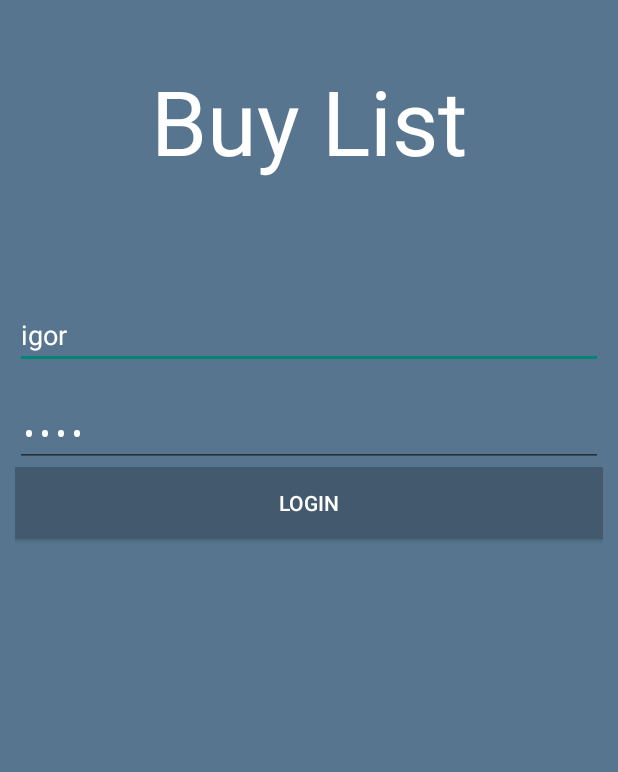
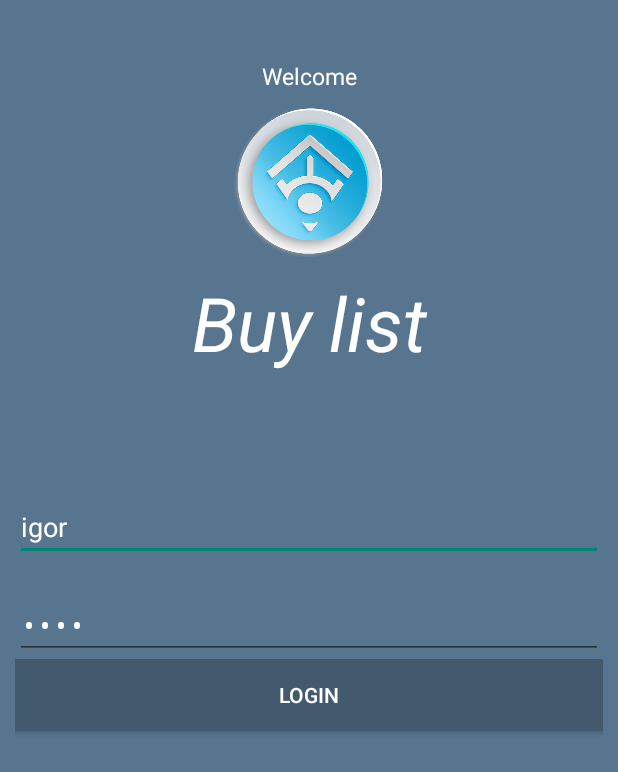
Before and after one commit to igortavares82/buylist.android, an Android app: the screen it shows after launch (Login), on a phone screen of 412 x 824 dp. Shown: the top 772 px of the screen. Run offline under Robolectric (Android 15) with nearby library versions, the phone set to English and light mode, and no system bars; our stand-ins replace Volley.

Commit message:
Alterações na tela de login

```diff
--- a/src/main/AndroidManifest.xml
+++ b/src/main/AndroidManifest.xml
@@ -7,7 +7,7 @@
 
     <application
         android:allowBackup="true"
-        android:icon="@mipmap/ic_launcher"
+        android:icon="@mipmap/ic_launcher2"
         android:label="@string/app_name"
         android:supportsRtl="true"
         android:theme="@style/AppTheme">
--- a/src/main/java/br/com/buylist/models/ProfileHolder.java
+++ b/src/main/java/br/com/buylist/models/NvDrawerItem.java
@@ -19,7 +19,7 @@ import br.com.buylist.listeners.LogoutListener;
 /**
  * Created by Igor on 23/04/2016.
  */
-public class ProfileHolder extends RecyclerView.ViewHolder implements View.OnClickListener {
+public class NvDrawerItem extends RecyclerView.ViewHolder implements View.OnClickListener {
 
     public int holderId;
     public TextView textView;
@@ -32,7 +32,7 @@ public class ProfileHolder extends RecyclerView.ViewHolder implements View.OnCli
     private FragmentManager fragmentManager;
     private DrawerLayout drawerLayout;
 
-    public ProfileHolder(View itemView, int ViewType, int TYPE_ITEM, FragmentManager fragmentManager, DrawerLayout drawerLayout) {
+    public NvDrawerItem(View itemView, int ViewType, int TYPE_ITEM, FragmentManager fragmentManager, DrawerLayout drawerLayout) {
 
         super(itemView);
         this.type_view = TYPE_ITEM;
--- a/src/main/res/layout/login.xml
+++ b/src/main/res/layout/login.xml
@@ -16,9 +16,28 @@
         <TextView
             android:layout_width="match_parent"
             android:layout_height="wrap_content"
-            android:text="Buy List"
+            android:text="Welcome"
             android:textColor="#ffffff"
-            android:textSize="60dp"
+            android:textSize="15dp"
+            android:textAlignment="center"/>
+
+
+        <ImageView
+            android:layout_width="wrap_content"
+            android:layout_height="match_parent"
+            android:layout_gravity="center"
+            android:layout_marginTop="10dp"
+            android:layout_marginBottom="10dp"
+
+            android:src="@drawable/ic_launcher2"/>
+
+        <TextView
+            android:layout_width="match_parent"
+            android:layout_height="wrap_content"
+            android:text="Buy list"
+            android:textColor="#ffffff"
+            android:textStyle="italic"
+            android:textSize="50dp"
             android:textAlignment="center"/>
 
     </LinearLayout>
--- a/src/main/res/values/colors.xml
+++ b/src/main/res/values/colors.xml
@@ -2,5 +2,5 @@
 <resources>
     <color name="ColorPrimary">#57758f</color>
     <color name="ColorPrimaryDark">#42596e</color>
-    <color name="HeaderFontColor">#000000</color>
+    <color name="HeaderFontColor">#57758f</color>
 </resources>
```
Also changed, not shown: src/main/java/br/com/buylist/views/NvDrawerHeader.java (+4 -7 lines), src/main/res/layout/fg_home.xml (+6 -4 lines), src/main/res/drawable-hdpi/ic_add_white.png (added), src/main/res/drawable-mdpi/ic_add_white.png (added), src/main/res/drawable-xhdpi/ic_add_white.png (added), src/main/res/drawable-xxhdpi/bd_login.jpg (deleted), src/main/res/drawable-xxhdpi/ic_add_white.png (added), src/main/res/drawable-xxhdpi/ic_launcher2.png (added), src/main/res/mipmap-hdpi/ic_launcher2.png (added), src/main/res/mipmap-mdpi/ic_launcher2.png (added), src/main/res/mipmap-xhdpi/ic_launcher2.png (added), src/main/res/mipmap-xxhdpi/ic_launcher2.png (added), src/main/res/mipmap-xxxhdpi/ic_launcher2.png (added).
